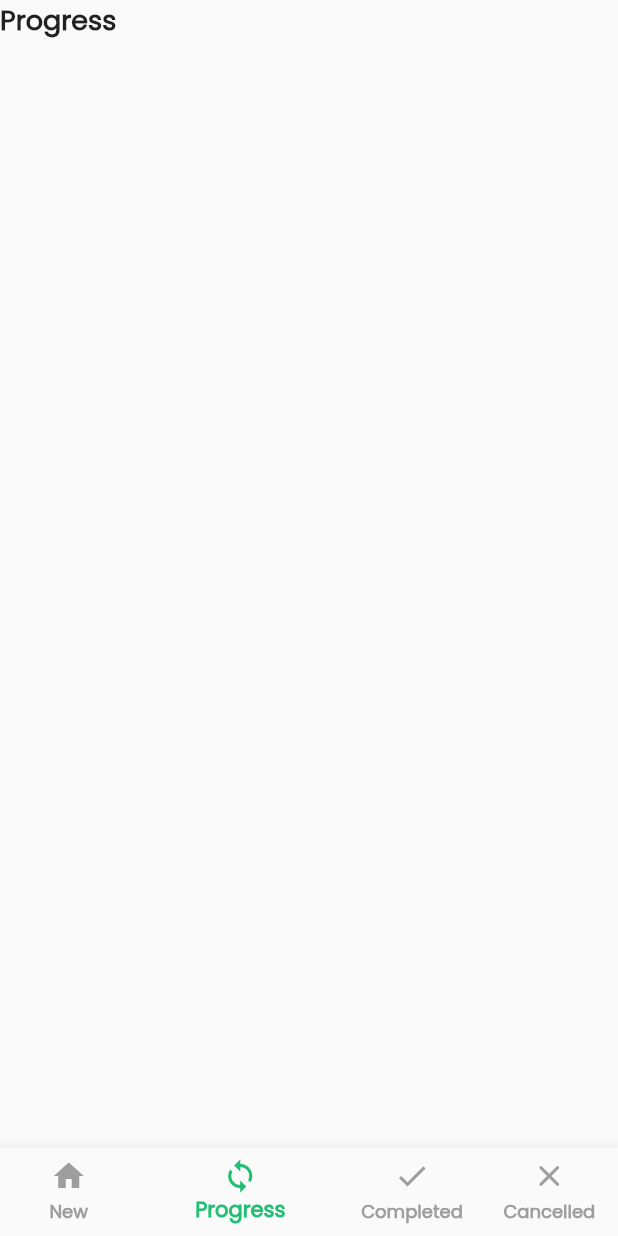
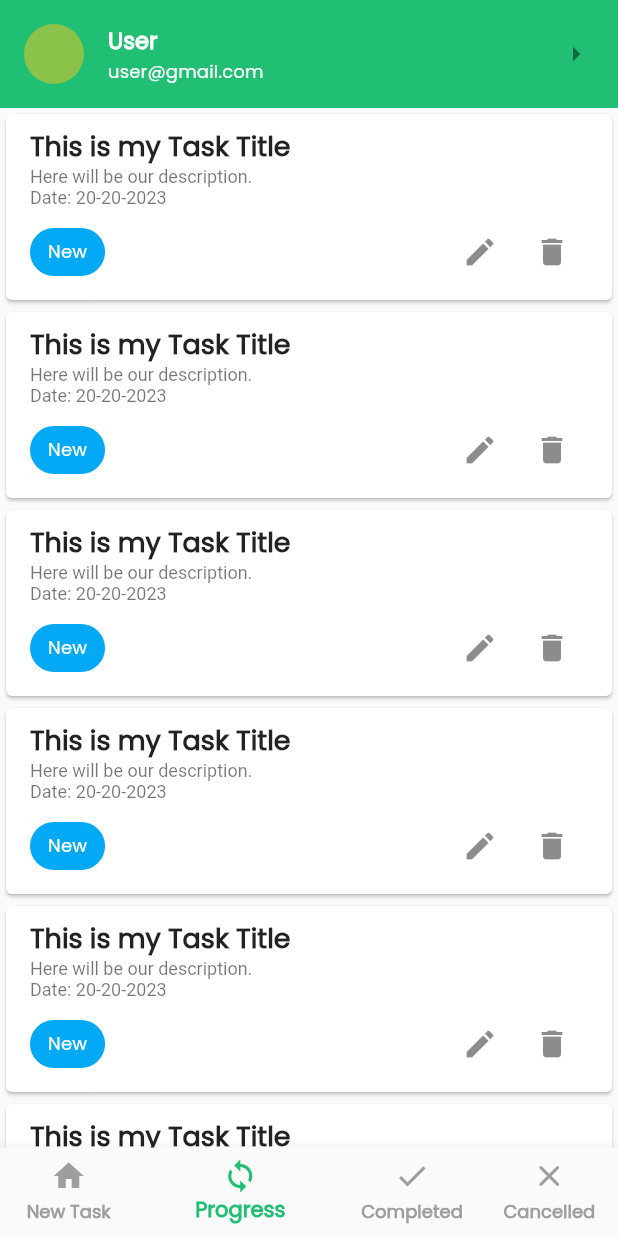
Before and after one commit to ShakibulDeveloper/task-manager-app, a Flutter app: the MainBottomNavScreen screen opened directly, item 2 of the bottom bar chosen, on a phone screen of 412 x 824 dp. Run offline on Flutter 3.47's test engine with Material 2 defaults, Android fonts, the phone set to English and light mode, and no system bars; our stand-ins replace flutter_svg.

Commit message:
UI Complete

```diff
--- a/lib/app.dart
+++ b/lib/app.dart
@@ -25,7 +25,7 @@ class TaskManagerApp extends StatelessWidget {
             titleLarge: TextStyle(
               fontFamily: 'poppins',
               fontWeight: FontWeight.w700,
-              fontSize: 16,
+              fontSize: 15,
               color: Colors.white,
             ),
             titleSmall: TextStyle(
--- a/lib/ui/screens/main_bottom_nav_screen.dart
+++ b/lib/ui/screens/main_bottom_nav_screen.dart
@@ -38,7 +38,7 @@ class _MainBottomNavScreenState extends State<MainBottomNavScreen> {
         items: const [
           BottomNavigationBarItem(
             icon: Icon(Icons.home),
-            label: "New",
+            label: "New Task",
           ),
           BottomNavigationBarItem(
             icon: Icon(Icons.sync_sharp),
--- a/lib/ui/screens/progress_task_screen.dart
+++ b/lib/ui/screens/progress_task_screen.dart
@@ -1,4 +1,6 @@
 import 'package:flutter/material.dart';
+import 'package:task_manager_app/ui/widgets/task_list_card.dart';
+import 'package:task_manager_app/ui/widgets/top_profile_summary_card.dart';
 
 class ProgressTaskScreen extends StatefulWidget {
   const ProgressTaskScreen({super.key});
@@ -10,8 +12,22 @@ class ProgressTaskScreen extends StatefulWidget {
 class _ProgressTaskScreenState extends State<ProgressTaskScreen> {
   @override
   Widget build(BuildContext context) {
-    return const Scaffold(
-      body: Text("Progress"),
+    return Scaffold(
+      body: SafeArea(
+        child: Column(
+          children: [
+            const TopProfileSummeryCard(),
+            Expanded(
+              child: ListView.builder(
+                itemCount: 8,
+                itemBuilder: (context, index) {
+                  return const TaskListCard();
+                },
+              ),
+            )
+          ],
+        ),
+      ),
     );
   }
 }
--- /dev/null
+++ b/lib/ui/widgets/task_list_card.dart
@@ -0,0 +1,64 @@
+import 'package:flutter/material.dart';
+
+class TaskListCard extends StatelessWidget {
+  const TaskListCard({
+    super.key,
+  });
+
+  @override
+  Widget build(BuildContext context) {
+    return Card(
+      child: Padding(
+        padding: const EdgeInsets.symmetric(vertical: 4),
+        child: ListTile(
+          title: Text(
+            "This is my Task Title",
+            style: Theme.of(context).textTheme.bodyMedium,
+          ),
+          subtitle: Column(
+            crossAxisAlignment: CrossAxisAlignment.start,
+            children: [
+              Text(
+                'Here will be our description.',
+                style: Theme.of(context).textTheme.bodySmall,
+              ),
+              Text(
+                'Date: 20-20-2023',
+                style: Theme.of(context).textTheme.bodySmall,
+              ),
+              const SizedBox(height: 5),
+              Row(
+                mainAxisAlignment: MainAxisAlignment.spaceBetween,
+                children: [
+                  Chip(
+                    label: Text(
+                      "New",
+                      style: Theme.of(context).textTheme.titleSmall,
+                    ),
+                    backgroundColor: Colors.lightBlue,
+                    labelPadding: const EdgeInsets.symmetric(
+                      vertical: 0,
+                      horizontal: 8,
+                    ),
+                  ),
+                  Wrap(
+                    children: [
+                      IconButton(
+                        onPressed: () {},
+                        icon: const Icon(Icons.edit),
+                      ),
+                      IconButton(
+                        onPressed: () {},
+                        icon: const Icon(Icons.delete),
+                      ),
+                    ],
+                  ),
+                ],
+              ),
+            ],
+          ),
+        ),
+      ),
+    );
+  }
+}
--- a/lib/ui/widgets/top_profile_summary_card.dart
+++ b/lib/ui/widgets/top_profile_summary_card.dart
@@ -1,14 +1,27 @@
 import 'package:flutter/material.dart';
 import 'package:task_manager_app/style/style.dart';
+import 'package:task_manager_app/ui/screens/update_profile_screen.dart';
 
 class TopProfileSummeryCard extends StatelessWidget {
+  final bool onTapStatus;
+
   const TopProfileSummeryCard({
     super.key,
+    this.onTapStatus = true,
   });
 
   @override
   Widget build(BuildContext context) {
     return ListTile(
+      onTap: () {
+        if (onTapStatus == true) {
+          Navigator.push(
+            context,
+            MaterialPageRoute(
+                builder: (context) => const UpdateProfileScreen()),
+          );
+        }
+      },
       leading: const CircleAvatar(
         backgroundColor: Colors.lightGreen,
       ),
@@ -20,7 +33,7 @@ class TopProfileSummeryCard extends StatelessWidget {
         "user@gmail.com",
         style: Theme.of(context).textTheme.titleSmall,
       ),
-      trailing: const Icon(Icons.arrow_right),
+      trailing: onTapStatus ? const Icon(Icons.arrow_right) : null,
       tileColor: PrimaryColor.color,
     );
   }
```
Also changed, not shown: lib/ui/screens/add_new_task_screen.dart (added, +67 -0 lines), lib/ui/screens/cancel_task_screen.dart (+18 -2 lines), lib/ui/screens/complete_task_screen.dart (+18 -2 lines), lib/ui/screens/new_task_screen.dart (+16 -54 lines), lib/ui/screens/update_profile_screen.dart (added, +114 -0 lines).
